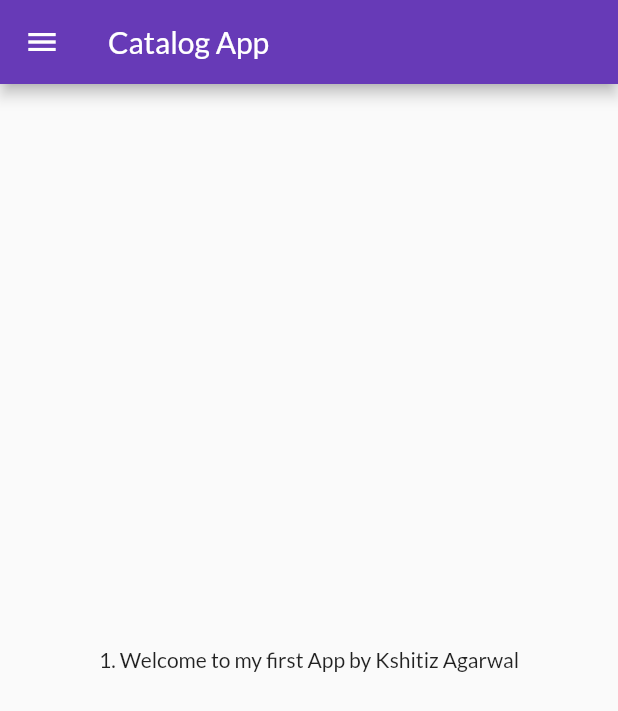
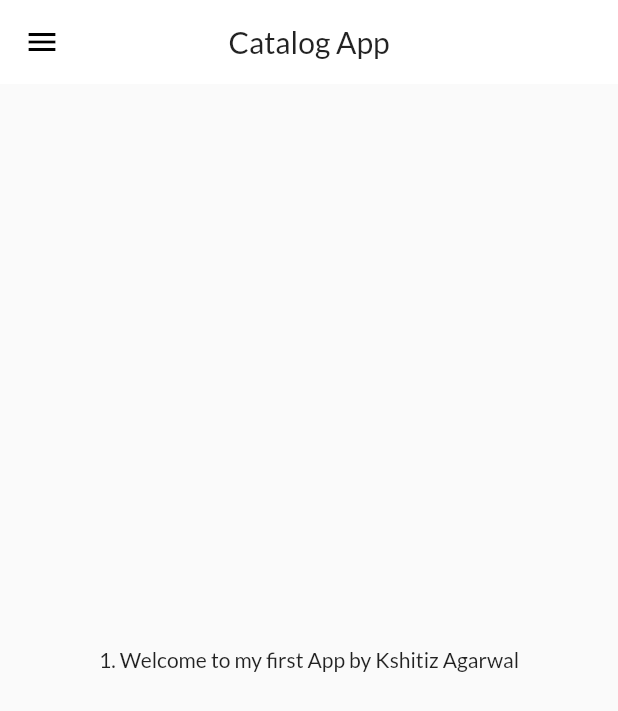
Before and after one commit to Kshiti-24/Flutter-Learning, a Flutter app: the HomePage screen opened by its route, on a phone screen of 412 x 824 dp. Shown: the top 711 px of the screen. Run offline on Flutter 3.47's test engine with Material 2 defaults, Android fonts, the phone set to English and light mode, and no system bars; our stand-ins replace google_fonts.

```diff
--- a/lib/pages/home_page.dart
+++ b/lib/pages/home_page.dart
@@ -8,7 +8,11 @@ class HomePage extends StatelessWidget {
   Widget build(BuildContext context) {
     return  Scaffold(
       appBar: AppBar(
-      title:Text("Catalog App"),
+        centerTitle: true,
+      title:Text("Catalog App",
+        style: Theme.of(context).textTheme.headline6,
+
+      ),
       ),
       body: Center(
         child: Container(
--- /dev/null
+++ b/lib/widgets/themes.dart
@@ -0,0 +1,18 @@
+import 'package:flutter/material.dart';
+import 'package:google_fonts/google_fonts.dart';
+class MyTheme{
+static ThemeData lightTheme(BuildContext context) => ThemeData(
+  primarySwatch: Colors.deepPurple,
+  fontFamily: GoogleFonts.lato().fontFamily,
+  primaryTextTheme: GoogleFonts.latoTextTheme(),
+  appBarTheme: AppBarTheme(
+  color: Colors.white,
+  elevation: 0.0,
+  iconTheme: IconThemeData(color: Colors.black),
+  ),
+);
+static ThemeData darkTheme(BuildContext context) => ThemeData(
+    brightness: Brightness.dark,
+);
+
+}
```
Also changed, not shown: lib/main.dart (+3 -8 lines), lib/models/catalog.dart (added, +20 -0 lines).
